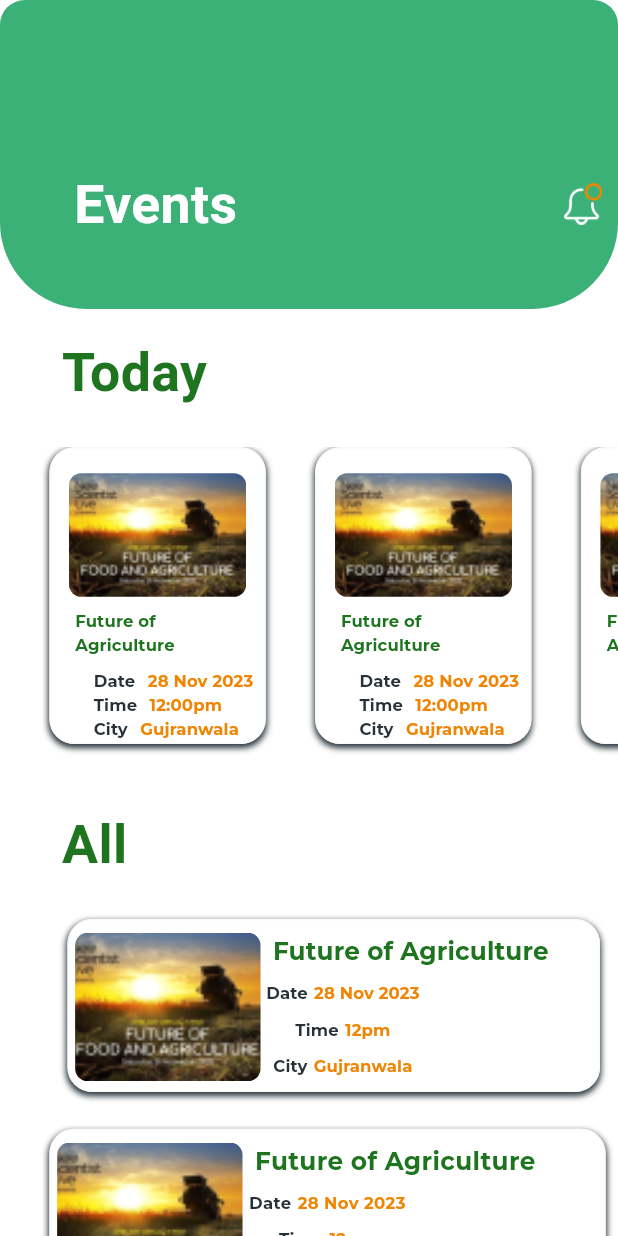
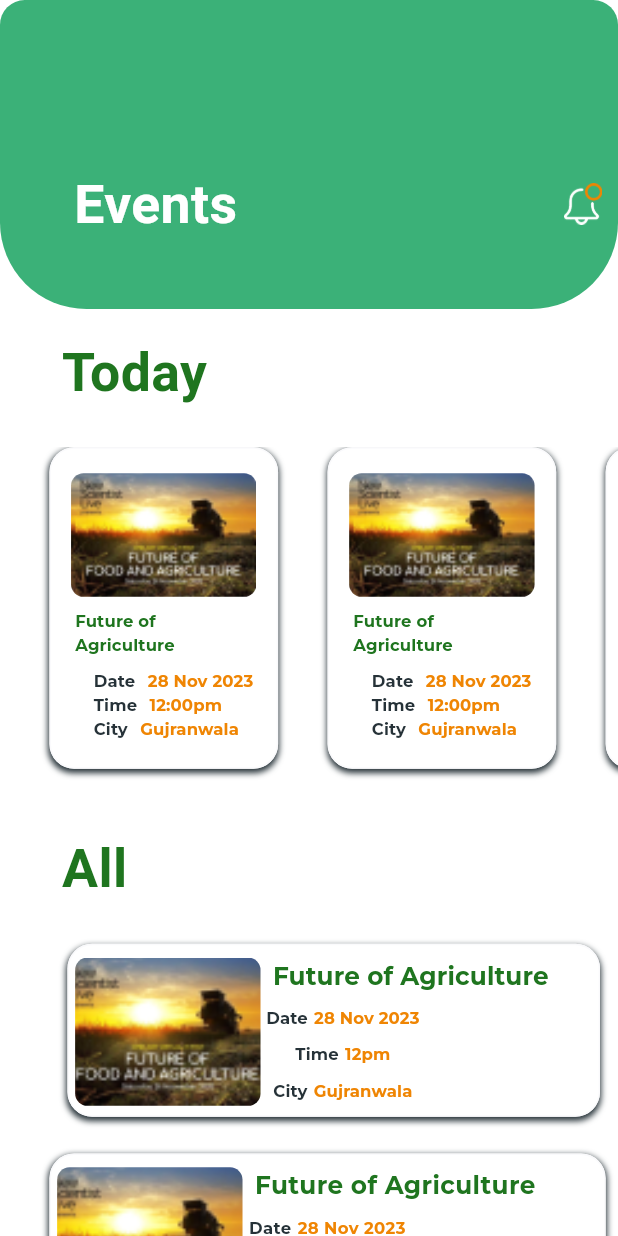
Before and after one commit to FurqanAhmad2/AgriTech-Express-APP, a Flutter app: the Event screen opened directly, on a phone screen of 412 x 824 dp. Run offline on Flutter 3.47's test engine with Material 3 defaults, Android fonts, the phone set to English and light mode, and no system bars; our stand-ins replace device_preview, google_fonts, shared_preferences, sizer; accounts and stored records are empty.

Commit message:
Fixed issues in Bottom Overflows

```diff
--- a/lib/Screens/Events.dart
+++ b/lib/Screens/Events.dart
@@ -89,8 +89,8 @@ class Event extends StatelessWidget {
                         children: [
                           Container(
                             margin: EdgeInsets.only(left: 8.w),
-                            width: 35.w,
-                            height: 24.h,
+                            width: 37.w,
+                            height: 26.h,
                             decoration: BoxDecoration(
                                 color: Colors.white,
                                 boxShadow: [
@@ -241,8 +241,8 @@ class Event extends StatelessWidget {
                         children: [
                           Container(
                             margin: EdgeInsets.only(left: 8.w),
-                            width: 35.w,
-                            height: 24.h,
+                            width: 37.w,
+                            height: 26.h,
                             decoration: BoxDecoration(
                                 color: Colors.white,
                                 boxShadow: [
@@ -393,8 +393,8 @@ class Event extends StatelessWidget {
                         children: [
                           Container(
                             margin: EdgeInsets.only(left: 8.w),
-                            width: 35.w,
-                            height: 24.h,
+                            width: 37.w,
+                            height: 26.h,
                             decoration: BoxDecoration(
                                 color: Colors.white,
                                 boxShadow: [
@@ -545,8 +545,8 @@ class Event extends StatelessWidget {
                         children: [
                           Container(
                             margin: EdgeInsets.only(left: 8.w),
-                            width: 35.w,
-                            height: 24.h,
+                            width: 37.w,
+                            height: 26.h,
                             decoration: BoxDecoration(
                                 color: Colors.white,
                                 boxShadow: [
--- a/lib/Screens/HomeScreen.dart
+++ b/lib/Screens/HomeScreen.dart
@@ -27,6 +27,8 @@ class HomeScreen extends StatelessWidget {
           decoration: BoxDecoration(
             color: Color(0xffffffff),
           ),
+
+    child: SingleChildScrollView(
           child: Column(
             mainAxisAlignment: MainAxisAlignment.start,
             crossAxisAlignment: CrossAxisAlignment.start,
@@ -403,6 +405,7 @@ class HomeScreen extends StatelessWidget {
           ),
         ),
       ),
+      )
     );
   }
 }
--- a/lib/Screens/SignupScreen.dart
+++ b/lib/Screens/SignupScreen.dart
@@ -247,7 +247,7 @@ class _SignUpScreenState extends State<SignUpScreen> {
                     padding: EdgeInsets.symmetric(horizontal: 5.w),
                     child: TextFormField(
                       onChanged: (value) {
-                        email.text = value;
+                        password.text = value;
                       },
                       style: GoogleFonts.montserrat(
                           fontSize: 14.sp,
```
Also changed, not shown: lib/Screens/Categorie.dart (+4 -4 lines), 2 other files.
